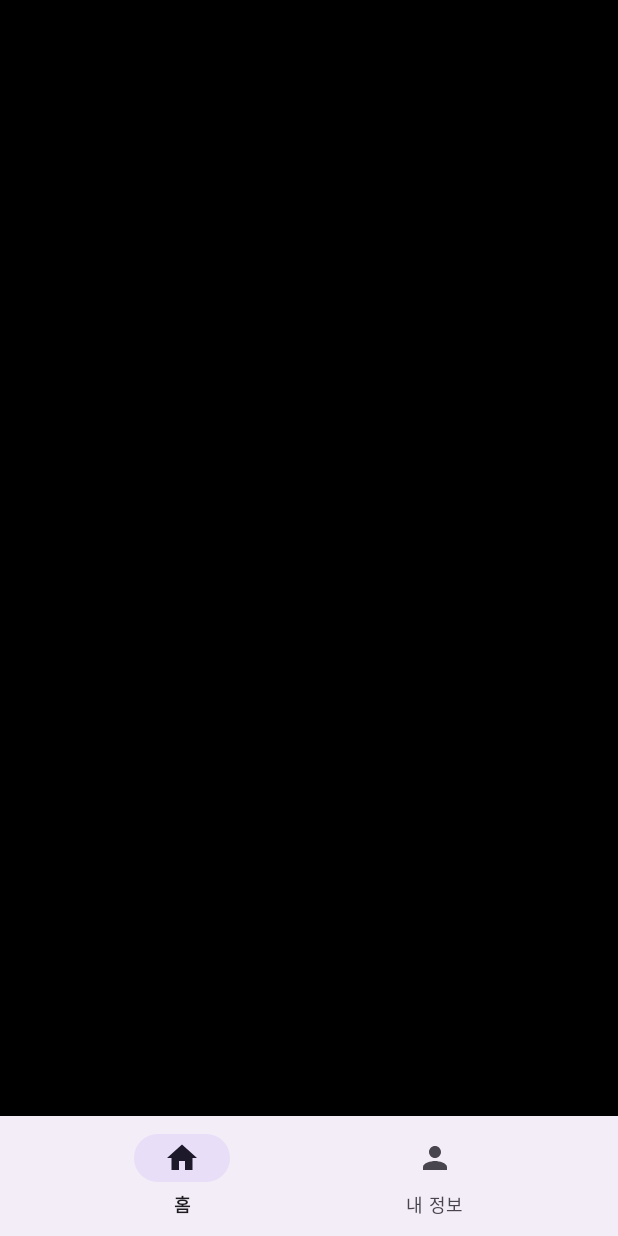
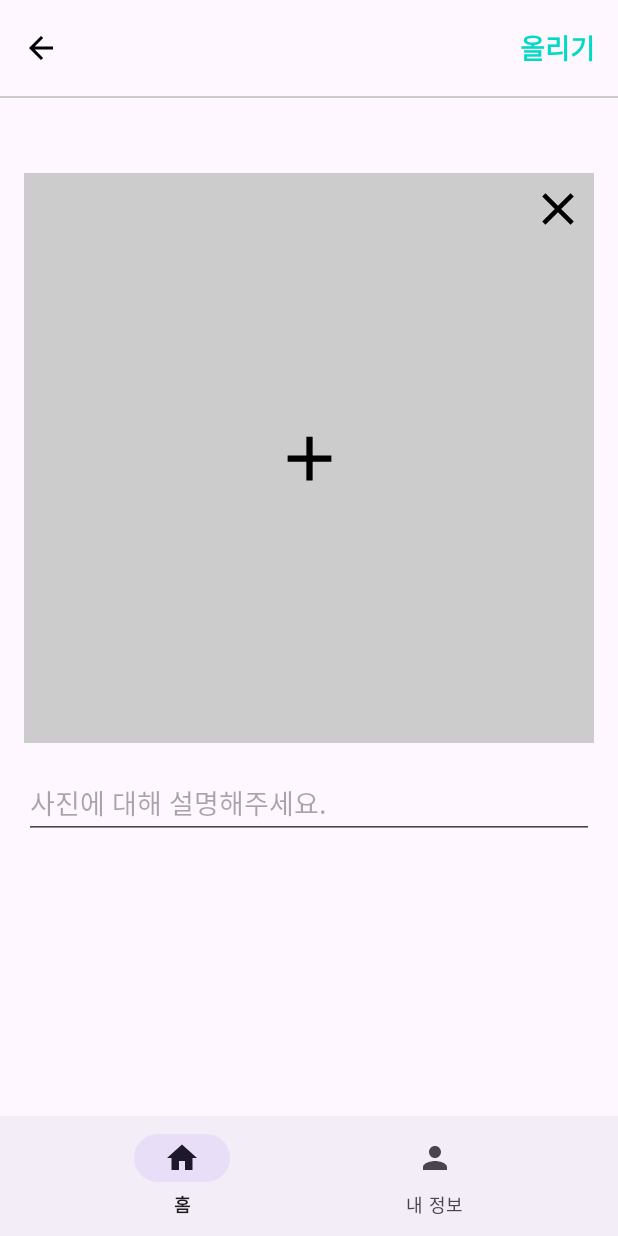
Before and after one commit to AndroidStudy-bmsk/InteriorMaestro, an Android app: the WriteArticleFragment screen opened through its navigation route, on a phone screen of 412 x 824 dp. Run offline under Robolectric (Android 15) with nearby library versions, the phone set to English and light mode, and no system bars; our stand-ins replace Firebase (no records; nobody signed in at launch, a user with empty details on screens opened directly), navigation-ui.

Commit message:
Feat: 사진 올리기를 수행할 레이아웃 파일 작성

```diff
--- /dev/null
+++ b/app/src/main/res/drawable/baseline_add_24.xml
@@ -0,0 +1,5 @@
+<vector android:height="24dp" android:tint="#000000"
+    android:viewportHeight="24" android:viewportWidth="24"
+    android:width="24dp" xmlns:android="http://schemas.android.com/apk/res/android">
+    <path android:fillColor="@android:color/white" android:pathData="M19,13h-6v6h-2v-6H5v-2h6V5h2v6h6v2z"/>
+</vector>
--- /dev/null
+++ b/app/src/main/res/drawable/baseline_arrow_back_24.xml
@@ -0,0 +1,5 @@
+<vector android:autoMirrored="true" android:height="24dp"
+    android:tint="#000000" android:viewportHeight="24"
+    android:viewportWidth="24" android:width="24dp" xmlns:android="http://schemas.android.com/apk/res/android">
+    <path android:fillColor="@android:color/white" android:pathData="M20,11H7.83l5.59,-5.59L12,4l-8,8 8,8 1.41,-1.41L7.83,13H20v-2z"/>
+</vector>
--- /dev/null
+++ b/app/src/main/res/drawable/baseline_clear_24.xml
@@ -0,0 +1,5 @@
+<vector android:height="24dp" android:tint="#000000"
+    android:viewportHeight="24" android:viewportWidth="24"
+    android:width="24dp" xmlns:android="http://schemas.android.com/apk/res/android">
+    <path android:fillColor="@android:color/white" android:pathData="M19,6.41L17.59,5 12,10.59 6.41,5 5,6.41 10.59,12 5,17.59 6.41,19 12,13.41 17.59,19 19,17.59 13.41,12z"/>
+</vector>
--- a/app/src/main/res/layout/fragment_write_article.xml
+++ b/app/src/main/res/layout/fragment_write_article.xml
@@ -1,7 +1,111 @@
 <?xml version="1.0" encoding="utf-8"?>
 <androidx.constraintlayout.widget.ConstraintLayout xmlns:android="http://schemas.android.com/apk/res/android"
+    xmlns:app="http://schemas.android.com/apk/res-auto"
+    xmlns:tools="http://schemas.android.com/tools"
     android:layout_width="match_parent"
-    android:layout_height="match_parent"
-    android:background="@color/black">
+    android:layout_height="match_parent">
+
+    <RelativeLayout
+        android:id="@+id/toolbarLayout"
+        android:layout_width="0dp"
+        android:layout_height="?attr/actionBarSize"
+        android:paddingStart="15dp"
+        android:paddingEnd="15dp"
+        app:layout_constraintEnd_toEndOf="parent"
+        app:layout_constraintStart_toStartOf="parent"
+        app:layout_constraintTop_toTopOf="parent">
+
+        <ImageView
+            android:id="@+id/backButton"
+            android:layout_width="wrap_content"
+            android:layout_height="wrap_content"
+            android:layout_alignParentStart="true"
+            android:layout_centerVertical="true"
+            android:backgroundTint="?attr/colorOnPrimary"
+            android:contentDescription="@string/backbutton"
+            android:src="@drawable/baseline_arrow_back_24" />
+
+        <TextView
+            android:id="@+id/submitButton"
+            android:layout_width="wrap_content"
+            android:layout_height="wrap_content"
+            android:layout_alignParentEnd="true"
+            android:layout_centerVertical="true"
+            android:text="@string/upload"
+            android:textColor="@color/design_default_color_secondary"
+            android:textSize="18sp"
+            android:textStyle="bold" />
+    </RelativeLayout>
+
+    <View
+        android:id="@+id/toolbarUnderLineView"
+        android:layout_width="0dp"
+        android:layout_height="1dp"
+        android:background="@color/grey_cc"
+        app:layout_constraintEnd_toEndOf="parent"
+        app:layout_constraintStart_toStartOf="parent"
+        app:layout_constraintTop_toBottomOf="@id/toolbarLayout" />
+
+    <ImageView
+        android:id="@+id/photoImageView"
+        android:layout_width="0dp"
+        android:layout_height="0dp"
+        android:layout_marginStart="16dp"
+        android:layout_marginTop="50dp"
+        android:layout_marginEnd="16dp"
+        android:background="@color/grey_cc"
+        android:scaleType="centerCrop"
+        app:layout_constraintDimensionRatio="1:1"
+        app:layout_constraintEnd_toEndOf="parent"
+        app:layout_constraintStart_toStartOf="parent"
+        app:layout_constraintTop_toBottomOf="@id/toolbarUnderLineView" />
+
+    <ImageView
+        android:layout_width="50dp"
+        android:layout_height="50dp"
+        android:src="@drawable/baseline_add_24"
+        app:layout_constraintBottom_toBottomOf="@id/photoImageView"
+        app:layout_constraintEnd_toEndOf="@id/photoImageView"
+        app:layout_constraintStart_toStartOf="@id/photoImageView"
+        app:layout_constraintTop_toTopOf="@id/photoImageView" />
+
+    <ImageView
+        android:layout_width="48dp"
+        android:layout_height="48dp"
+        android:padding="6dp"
+        android:src="@drawable/baseline_clear_24"
+        app:layout_constraintEnd_toEndOf="@id/photoImageView"
+        app:layout_constraintTop_toTopOf="@id/photoImageView" />
+
+    <EditText
+        android:id="@+id/descriptionEditText"
+        android:layout_width="0dp"
+        android:layout_height="wrap_content"
+        android:layout_marginStart="16dp"
+        android:layout_marginTop="16dp"
+        android:layout_marginEnd="16dp"
+        android:hint="@string/guide_input_photo_description"
+        app:layout_constraintEnd_toEndOf="parent"
+        app:layout_constraintStart_toStartOf="parent"
+        app:layout_constraintTop_toBottomOf="@id/photoImageView" />
+
+    <!--프레임 레이아웃이 클릭을 다 가져가도록 하여 다른 클릭을 막기 위해 ProgressBar만 사용하지 않음-->
+    <FrameLayout
+        android:id="@+id/progressBarLayout"
+        android:layout_width="match_parent"
+        android:layout_height="match_parent"
+        android:visibility="gone"
+        app:layout_constraintBottom_toBottomOf="parent"
+        app:layout_constraintEnd_toEndOf="parent"
+        app:layout_constraintStart_toStartOf="parent"
+        app:layout_constraintTop_toTopOf="parent"
+        tools:visibility="visible">
+
+        <ProgressBar
+            android:id="@+id/progressBar"
+            android:layout_width="wrap_content"
+            android:layout_height="wrap_content"
+            android:layout_gravity="center" />
+    </FrameLayout>
 
 </androidx.constraintlayout.widget.ConstraintLayout>
--- a/app/src/main/res/values-night/themes.xml
+++ b/app/src/main/res/values-night/themes.xml
@@ -1,9 +1,11 @@
 <resources xmlns:tools="http://schemas.android.com/tools">
-    <!-- Base application theme. -->
+
     <style name="Base.Theme.InteriorMaestro" parent="Theme.Material3.DayNight.NoActionBar">
-        <!-- Customize your dark theme here. -->
-        <!-- <item name="colorPrimary">@color/my_dark_primary</item> -->
-        <item name="colorOnPrimary">@color/black</item>
+        <item name="colorPrimary">@color/black</item>
+        <item name="colorPrimaryVariant">@color/black</item>
+        <item name="colorOnPrimary">@color/white</item>
+        <item name="android:statusBarColor">?attr/colorPrimaryVariant</item>
+        <item name="android:windowLightStatusBar">false</item>
 
     </style>
 </resources>
--- a/app/src/main/res/values/colors.xml
+++ b/app/src/main/res/values/colors.xml
@@ -2,4 +2,5 @@
 <resources>
     <color name="black">#FF000000</color>
     <color name="white">#FFFFFFFF</color>
+    <color name="grey_cc">#CCCCCC</color>
 </resources>
--- a/app/src/main/res/values/strings.xml
+++ b/app/src/main/res/values/strings.xml
@@ -12,4 +12,7 @@
     <string name="password">password</string>
     <string name="home">홈</string>
     <string name="my_info">내 정보</string>
+    <string name="backbutton">BackButton</string>
+    <string name="upload">올리기</string>
+    <string name="guide_input_photo_description">사진에 대해 설명해주세요.</string>
 </resources>
--- a/app/src/main/res/values/themes.xml
+++ b/app/src/main/res/values/themes.xml
@@ -1,9 +1,11 @@
 <resources xmlns:tools="http://schemas.android.com/tools">
-    <!-- Base application theme. -->
+
     <style name="Base.Theme.InteriorMaestro" parent="Theme.Material3.DayNight.NoActionBar">
-        <!-- Customize your light theme here. -->
-        <!-- <item name="colorPrimary">@color/my_light_primary</item> -->
-        <item name="colorOnPrimary">@color/white</item>
+        <item name="colorPrimary">@color/white</item>
+        <item name="colorPrimaryVariant">@color/white</item>
+        <item name="colorOnPrimary">@color/black</item>
+        <item name="android:statusBarColor">?attr/colorPrimaryVariant</item>
+        <item name="android:windowLightStatusBar">true</item>
     </style>
 
     <style name="Theme.InteriorMaestro" parent="Base.Theme.InteriorMaestro" />
```
